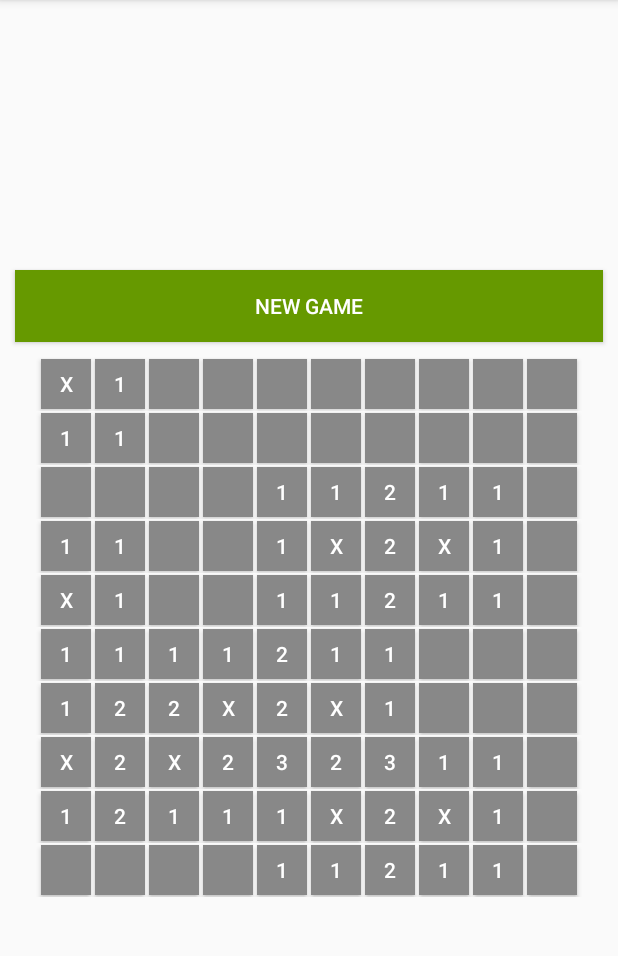
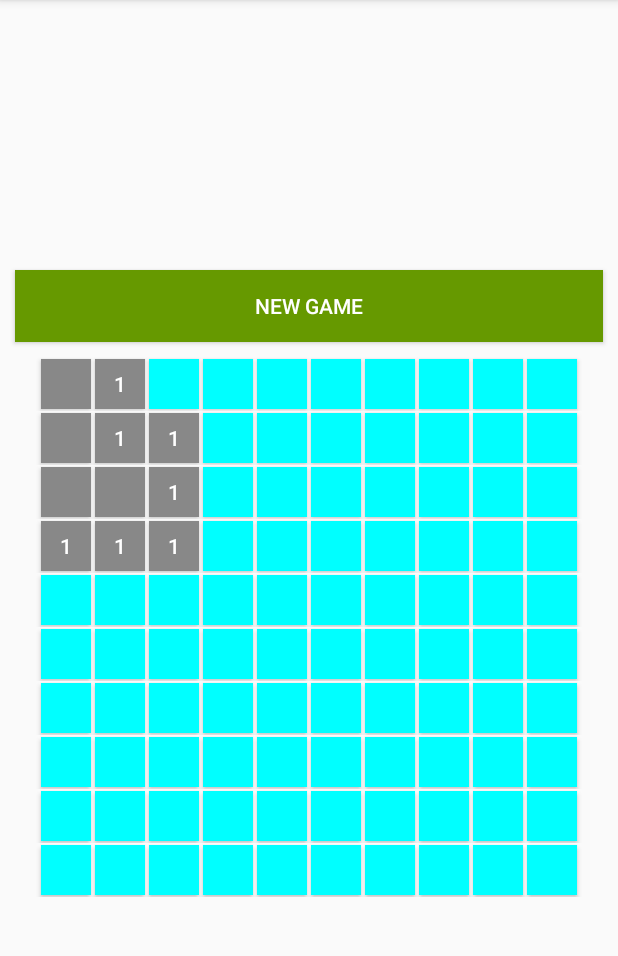
Before and after one commit to dborges2143/android-minesweepr, an Android app: the screen it shows after launch (MainActivity), after a tap on an icon or button, on a phone screen of 412 x 824 dp, the part 84-1040 px from its top. Run offline under Robolectric (Android 15) with nearby library versions, the phone set to English and light mode, and no system bars.

Commit message:
Made 2 enhancements to gameplay:  - Grid initializes after first cell is selected so that it has no  neighboring bombs  - Cells with no neighboring bombs automatically clicks all neighbors

```diff
--- a/app/src/main/java/com/borges/minesweeper/Cell.kt
+++ b/app/src/main/java/com/borges/minesweeper/Cell.kt
@@ -12,6 +12,9 @@ class Cell(x: Int, y: Int) {
     val isBomb: Boolean
         get() = value == BOMB
 
+    val hasNoNeighboringBombs: Boolean
+        get() = value == 0
+
     fun setBomb() {
         value = BOMB
     }
--- a/app/src/main/java/com/borges/minesweeper/Grid.kt
+++ b/app/src/main/java/com/borges/minesweeper/Grid.kt
@@ -2,28 +2,27 @@ package com.borges.minesweeper
 
 import kotlin.random.Random
 
-class Grid(width: Int, height: Int, bombCount: Int) {
+class Grid(val width: Int, val height: Int, val bombCount: Int) {
 
     private lateinit var grid: Array<Array<Cell>>
 
-    init {
-        generateGrid(bombCount, width, height)
+    val isInitialized: Boolean
+        get() = ::grid.isInitialized && grid.isNotEmpty()
+
+    val isCleaned: Boolean
+        get() = grid.all { row ->
+            row
+                .filter { !it.isBomb }
+                .all { it.isRevealed }
+        }
+
+    fun reset() {
+        grid = emptyArray()
     }
 
-    val gridWidth: Int get() = grid.size
-    val gridHeight: Int get() = grid[0].size
-    val bombCount: Int get() =
-        grid.fold(0) { sum, row ->
-            sum + row.filter { it.isBomb }.size
-        }
-
-    fun reset(width: Int,  height: Int, bombCount: Int) {
-        generateGrid(bombCount, width, height)
-    }
-
-    private fun generateGrid(bombCount: Int, width: Int, height: Int) {
+    fun generateGrid(safeCoordinate: Pair<Int, Int>) {
         initializeGrid(width, height)
-        fillGridWithBombs(bombCount)
+        fillGridWithBombs(bombCount, safeCoordinate)
         fillNeighborBombCounts()
     }
 
@@ -31,22 +30,32 @@ class Grid(width: Int, height: Int, bombCount: Int) {
         grid = Array(width) { x -> Array(height) { y -> Cell(x, y) } }
     }
 
-    private fun fillGridWithBombs(count: Int) {
+    private fun fillGridWithBombs(count: Int, safeCoordinate: Pair<Int, Int>) {
         var bombsRemaining = count
         while (bombsRemaining > 0) {
-            val randomX = Random.nextInt(0, gridWidth - 1)
-            val randomY = Random.nextInt(0, gridHeight - 1)
+            val randomX = Random.nextInt(0, width - 1)
+            val randomY = Random.nextInt(0, height - 1)
 
-            if (!grid[randomX][randomY].isBomb) {
+            if (!grid[randomX][randomY].isBomb && !isBombNearSafeCoordinate(Pair(randomX, randomY), safeCoordinate)) {
                 grid[randomX][randomY].setBomb()
                 bombsRemaining--
             }
         }
     }
 
+    private fun isBombNearSafeCoordinate(bombCoordinate: Pair<Int, Int>, safeCoordinate: Pair<Int, Int>): Boolean {
+        (-1..1).forEach { xPrime ->
+            (-1..1).forEach { yPrime ->
+                if (Pair(safeCoordinate.first + xPrime, safeCoordinate.second + yPrime) == bombCoordinate)
+                    return true
+            }
+        }
+        return false
+    }
+
     private fun fillNeighborBombCounts() {
-        repeat(gridWidth) { x ->
-            repeat(gridHeight) { y ->
+        repeat(width) { x ->
+            repeat(height) { y ->
                 if (!grid[x][y].isBomb)
                     grid[x][y].value = neighbors(x, y).filter { it.isBomb }.size
             }
@@ -69,13 +78,13 @@ class Grid(width: Int, height: Int, bombCount: Int) {
     private fun isItself(xPrime: Int, yPrime: Int) = xPrime == 0 && yPrime == 0
 
     private fun neighborExists(x: Int, y: Int) =
-        x in 0 until gridWidth &&
-        y in 0 until gridHeight
+        x in 0 until width &&
+        y in 0 until height
 
     private fun print() {
         println("----- PRINTING GENERATED GRID -----")
-        repeat(gridHeight) { y ->
-            repeat(gridWidth) { x ->
+        repeat(height) { y ->
+            repeat(width) { x ->
                 print("|")
                 print("${grid[x][y]}".padStart(3, ' ').padEnd(5, ' '))
             }
@@ -85,15 +94,8 @@ class Grid(width: Int, height: Int, bombCount: Int) {
         println("------------ END GRID -------------")
     }
 
-    fun cell(cell: Pair<Int, Int>): Cell {
-        return grid[cell.first][cell.second]
+    fun cell(coordinate: Pair<Int, Int>): Cell {
+        return grid[coordinate.first][coordinate.second]
     }
 
-    val isCleaned: Boolean
-        get() = grid.all { row ->
-                row
-                .filter { !it.isBomb }
-                .all { it.isRevealed }
-            }
-
 }
--- a/app/src/main/java/com/borges/minesweeper/MainActivity.kt
+++ b/app/src/main/java/com/borges/minesweeper/MainActivity.kt
@@ -13,9 +13,9 @@ class MainActivity : AppCompatActivity() {
 
     private val gridWidth = 10
     private val gridHeight = 10
-    private val bombCount = 10
+    private val bombCount = 20
 
-    private val grid = Grid(width = gridWidth, height = gridHeight, bombCount = bombCount)
+    lateinit var grid: Grid
 
     private fun buttonId(x: Int, y: Int): String = "button_${x}_$y"
 
@@ -23,23 +23,23 @@ class MainActivity : AppCompatActivity() {
         super.onCreate(savedInstanceState)
         setContentView(R.layout.activity_main)
 
-        initializeButtonGrid()
+        buttonNewGame.isEnabled = false
 
-        buttonNewGame.setOnClickListener { newGame() }
+        grid = Grid(width = gridWidth, height = gridHeight, bombCount = bombCount)
     }
 
     private fun newGame() {
-        initializeButtonGrid()
         performActionOnAllButtons {
             it.text = ""
             it.setBackgroundColor(Color.parseColor("#FF00FFFF"))
+            it.setTextColor(Color.WHITE)
         }
-        grid.reset(width = gridWidth, height = gridHeight, bombCount = bombCount)
+        grid.reset()
     }
 
     private fun performActionOnAllButtons(action: (Button) -> Unit) {
-        repeat(grid.gridWidth) { x ->
-            repeat(grid.gridHeight) { y ->
+        repeat(gridWidth) { x ->
+            repeat(gridHeight) { y ->
                 val button: Button = findViewById(resources.getIdentifier(buttonId(x, y), "id", packageName))
                 action(button)
             }
@@ -65,15 +65,36 @@ class MainActivity : AppCompatActivity() {
     }
 
     fun clickCell(view: View) {
+        if (grid.isInitialized) {
             val cell = findCell(resources.getResourceName(view.id))
             revealCell(cell, view as Button)
+
+            if (cell.hasNoNeighboringBombs) clickNeighbors(cell)
+
             if (cell.isBomb) {
                 revealAllCells()
                 Toast.makeText(this, "YOU LOSE", Toast.LENGTH_SHORT).show()
             } else if (grid.isCleaned) {
                 highlightBombs()
                 Toast.makeText(this, "YOU WIN!!", Toast.LENGTH_SHORT).show()
+            }
 
+        } else {
+            val safeCoordinate = findButtonCoordinate(resources.getResourceName(view.id))
+            grid.generateGrid(safeCoordinate)
+
+            initializeButtonGrid()
+            buttonNewGame.isEnabled = true
+            buttonNewGame.setOnClickListener { newGame() }
+            clickCell(view)
+        }
+    }
+
+    private fun clickNeighbors(cell: Cell) {
+        val neighbors = grid.neighbors(cell.locationX, cell.locationY)
+        neighbors.filter { !it.isRevealed }.forEach { neighbor ->
+            val neighborButton: Button = findViewById(resources.getIdentifier(buttonId(neighbor.locationX, neighbor.locationY), "id", packageName))
+            clickCell(neighborButton)
         }
     }
 
@@ -92,15 +113,21 @@ class MainActivity : AppCompatActivity() {
     }
 
     private fun findCell(resourceName: String): Cell {
+        val coordinate = findButtonCoordinate(resourceName)
+        return grid.cell(coordinate)
+    }
+
+    private fun findButtonCoordinate(resourceName: String): Pair<Int, Int> {
         val location = resourceName.substring(resourceName.length - 3)
         val x = location[0].minus('0')
         val y = location[2].minus('0')
-        return grid.cell(Pair(x, y))
+        return Pair(x, y)
     }
 
     private fun revealCell(cell: Cell, button: Button) {
         button.text = cell.toString()
         button.setBackgroundColor(Color.GRAY)
+        if (cell.isBomb) button.setTextColor(Color.RED)
         cell.isRevealed = true
     }
 
```
Also changed, not shown: 1 other file. Lines whose indentation alone changed are shown as unchanged.
